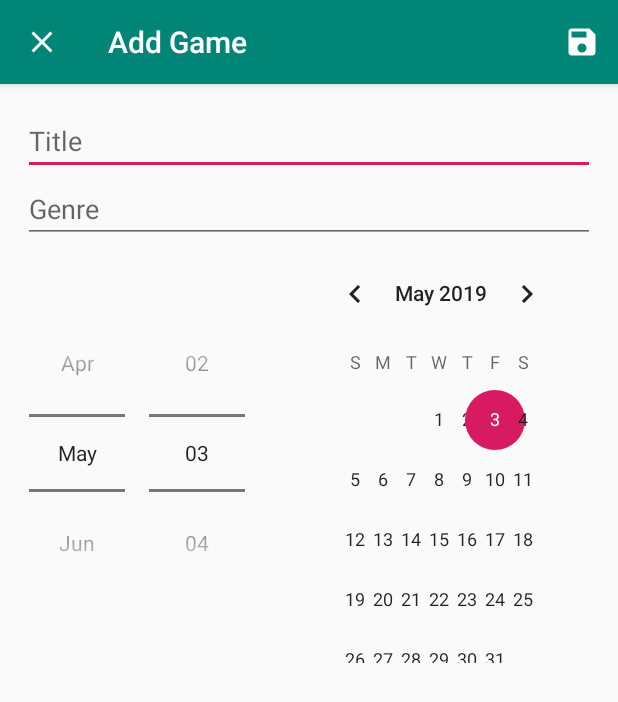
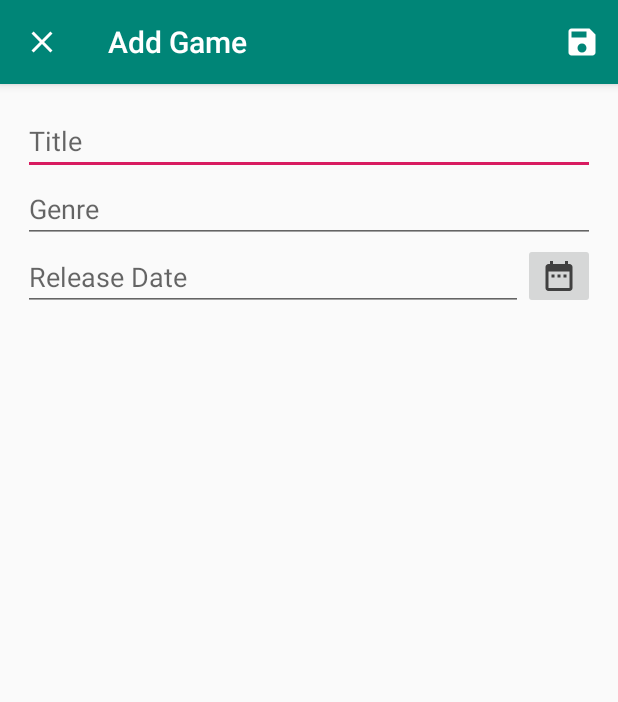
Before and after one commit to DamsithKarunaratna/android_game_reviewer, an Android app: the AddGameActivity screen opened directly, with no data from a screen before it, on a phone screen of 412 x 824 dp. Shown: the top 702 px of the screen. Run offline under Robolectric (Android 15) with nearby library versions, the phone set to English and light mode, and no system bars; libraries missing offline, so code that uses them is left out: com.tsongkha.spinnerdatepicker; 1 statement that could not run was skipped.

Commit message:
Modify UI: spinner date picker

```diff
--- a/app/build.gradle
+++ b/app/build.gradle
@@ -48,4 +48,6 @@ dependencies {
     androidTestImplementation 'androidx.test.espresso:espresso-core:3.1.1'
     // MongoDB
     implementation 'org.mongodb:mongodb-driver-sync:3.10.1'
+    // DatePickerSpinner
+    implementation 'com.github.drawers:SpinnerDatePicker:2.0.1'
 }
--- a/app/src/main/java/com/ctse/androidgamereviewer/MainActivity.java
+++ b/app/src/main/java/com/ctse/androidgamereviewer/MainActivity.java
@@ -77,12 +77,14 @@ public class MainActivity extends AppCompatActivity {
         if (requestCode == ADD_GAME_REQUEST && resultCode == RESULT_OK) {
             String title = data.getStringExtra(AddGameActivity.EXTRA_TITLE);
             String description = data.getStringExtra(AddGameActivity.EXTRA_DESCRIPTION);
+            String releaseDate = data.getStringExtra(AddGameActivity.EXTRA_RELEASE_DATE);
 
             Game game = new Game();
             ObjectId objectId = new ObjectId();
 
             game.setTitle(title);
             game.setGenre(description);
+            game.setRelease_date(releaseDate);
             game.set_id(objectId.toString());
 
             gameViewModel.insert(game);
--- /dev/null
+++ b/app/src/main/res/drawable/ic_date_range_grey.xml
@@ -0,0 +1,5 @@
+<vector android:height="24dp" android:tint="#404040"
+    android:viewportHeight="24.0" android:viewportWidth="24.0"
+    android:width="24dp" xmlns:android="http://schemas.android.com/apk/res/android">
+    <path android:fillColor="#FF000000" android:pathData="M9,11L7,11v2h2v-2zM13,11h-2v2h2v-2zM17,11h-2v2h2v-2zM19,4h-1L18,2h-2v2L8,4L8,2L6,2v2L5,4c-1.11,0 -1.99,0.9 -1.99,2L3,20c0,1.1 0.89,2 2,2h14c1.1,0 2,-0.9 2,-2L21,6c0,-1.1 -0.9,-2 -2,-2zM19,20L5,20L5,9h14v11z"/>
+</vector>
--- a/app/src/main/res/layout/activity_add_game.xml
+++ b/app/src/main/res/layout/activity_add_game.xml
@@ -13,21 +13,36 @@
         android:layout_width="match_parent"
         android:layout_height="wrap_content"
         android:hint="Title"
-        android:inputType="text"
-        />
+        android:inputType="text" />
 
     <EditText
         android:id="@+id/edit_text_game_genre"
         android:layout_width="match_parent"
         android:layout_height="wrap_content"
         android:hint="Genre"
-        android:inputType="textMultiLine"
-        />
+        android:inputType="textMultiLine" />
 
-    <DatePicker
-        android:layout_width="wrap_content"
+    <LinearLayout
+        android:layout_width="match_parent"
         android:layout_height="wrap_content"
-        android:datePickerMode="spinner"/>
+        android:orientation="horizontal">
+
+        <EditText
+            android:id="@+id/edit_text_date"
+            android:layout_width="wrap_content"
+            android:layout_weight="1"
+            android:hint="Release Date"
+            android:layout_height="wrap_content"
+            android:ems="10"
+            android:inputType="date" />
+
+        <ImageButton
+            android:id="@+id/btn_open_date_picker"
+            android:layout_width="wrap_content"
+            android:layout_height="wrap_content"
+            android:src="@drawable/ic_date_range_grey"
+            />
+    </LinearLayout>
 
 
 </LinearLayout>
--- a/app/src/main/res/values/styles.xml
+++ b/app/src/main/res/values/styles.xml
@@ -1,4 +1,4 @@
-<resources>
+<resources xmlns:tools="http://schemas.android.com/tools">
 
     <!-- Base application theme. -->
     <style name="AppTheme" parent="Theme.AppCompat.Light.DarkActionBar">
@@ -6,6 +6,25 @@
         <item name="colorPrimary">@color/colorPrimary</item>
         <item name="colorPrimaryDark">@color/colorPrimaryDark</item>
         <item name="colorAccent">@color/colorAccent</item>
+
+
+        <!-- Date picker dialog spinner view -->
+        <item name="android:dialogTheme">@style/MyDialogTheme</item>
+        <item name="android:datePickerStyle">@style/MyDatePicker</item>
+    </style>
+
+    <style name="MyDialogTheme" parent="android:Theme.Material.Dialog">
+        <item name="android:datePickerStyle">@style/MyDatePicker</item>
+    </style>
+
+    <style name="MyDatePicker" parent="android:Widget.Material.DatePicker">
+        <item name="android:datePickerMode">spinner</item>
+    </style>
+
+    <style name="NumberPickerStyle">
+        <item name="android:textSize">22dp</item>
+        <item name="android:textColorPrimary">@color/colorAccent</item>
+        <item name="android:colorControlNormal" tools:targetApi="lollipop">@color/colorAccent</item>
     </style>
 
 </resources>
--- a/build.gradle
+++ b/build.gradle
@@ -4,6 +4,7 @@ buildscript {
     repositories {
         google()
         jcenter()
+        maven { url "https://jitpack.io" }
 
     }
     dependencies {
@@ -17,6 +18,7 @@ allprojects {
     repositories {
         google()
         jcenter()
+        maven { url "https://jitpack.io" }
 
     }
 }
```
Also changed, not shown: app/src/main/java/com/ctse/androidgamereviewer/AddGameActivity.java (+96 -2 lines).
